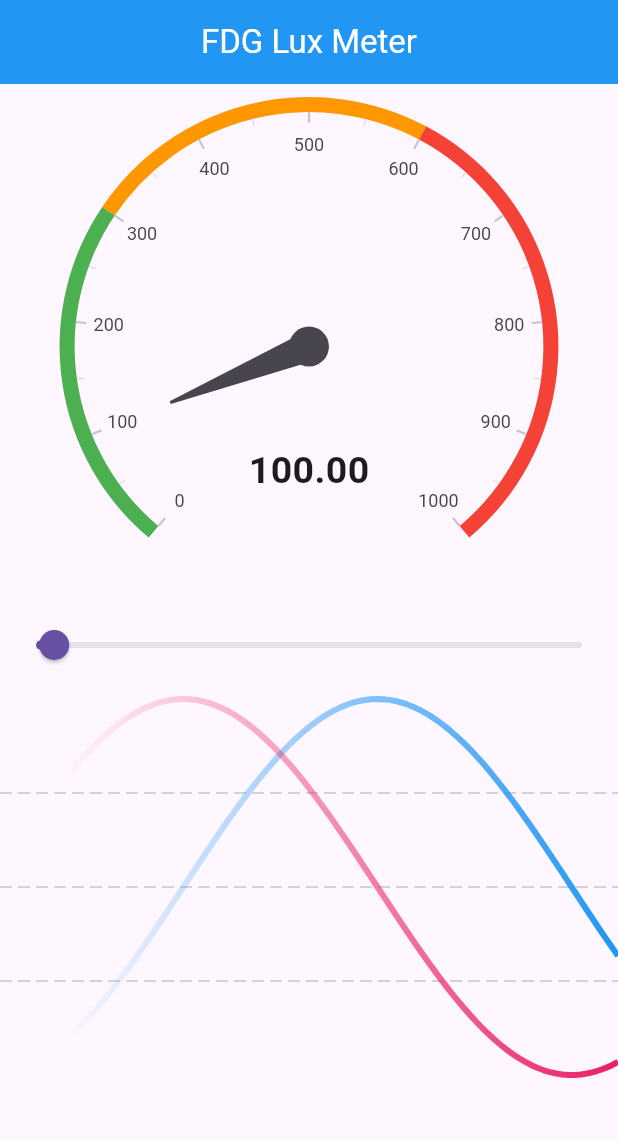
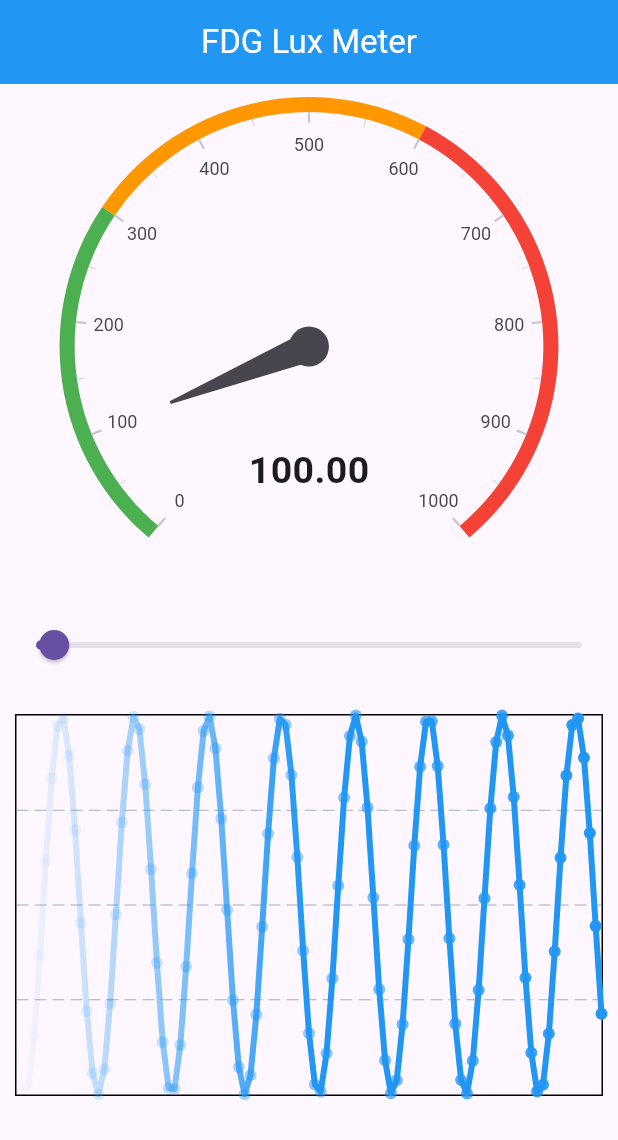
Before and after one commit to fdg2324/lux_private, a Flutter app: the screen it shows after launch, on a phone screen of 412 x 824 dp. Shown: the top 1140 px of the screen. Run offline on Flutter 3.47's test engine with Material 3 defaults, Android fonts, the phone set to English and light mode, and no system bars; drawn by our look-alikes of fl_chart, syncfusion_flutter_gauges; missing offline and left inert: light.

Commit message:
only sinus line with border, dots and no animation

```diff
--- a/lib/chart.dart
+++ b/lib/chart.dart
@@ -7,23 +7,21 @@ import 'package:flutter/material.dart';
 
 // copied from https://github.com/imaNNeo/fl_chart/blob/main/example/lib/presentation/samples/line/line_chart_sample10.dart
 
-class LineChartSample10 extends StatefulWidget {
-  const LineChartSample10({super.key});
+class LuxChart extends StatefulWidget {
+  const LuxChart({super.key});
 
   final Color sinColor = Colors.blue;
-  final Color cosColor = Colors.pink;
 
   @override
-  State<LineChartSample10> createState() => _LineChartSample10State();
+  State<LuxChart> createState() => _LuxChartState();
 }
 
-class _LineChartSample10State extends State<LineChartSample10> {
+class _LuxChartState extends State<LuxChart> {
   final limitCount = 100;
   final sinPoints = <FlSpot>[];
-  final cosPoints = <FlSpot>[];
 
   double xValue = 0;
-  double step = 0.05;
+  double step = 0.5;
 
   late Timer timer;
 
@@ -33,11 +31,9 @@ class _LineChartSample10State extends State<LineChartSample10> {
     timer = Timer.periodic(const Duration(milliseconds: 40), (timer) {
       while (sinPoints.length > limitCount) {
         sinPoints.removeAt(0);
-        cosPoints.removeAt(0);
       }
       setState(() {
         sinPoints.add(FlSpot(xValue, math.sin(xValue)));
-        cosPoints.add(FlSpot(xValue, math.cos(xValue)));
       });
       xValue += step;
     });
@@ -45,7 +41,7 @@ class _LineChartSample10State extends State<LineChartSample10> {
 
   @override
   Widget build(BuildContext context) {
-    return cosPoints.isNotEmpty
+    return sinPoints.isNotEmpty
         ? Column(
             mainAxisAlignment: MainAxisAlignment.center,
             children: [
@@ -53,8 +49,9 @@ class _LineChartSample10State extends State<LineChartSample10> {
               AspectRatio(
                 aspectRatio: 1.5,
                 child: Padding(
-                  padding: const EdgeInsets.only(bottom: 24.0),
+                  padding: const EdgeInsets.all(10.0),
                   child: LineChart(
+                    duration: Duration.zero,
                     LineChartData(
                       minY: -1,
                       maxY: 1,
@@ -66,10 +63,9 @@ class _LineChartSample10State extends State<LineChartSample10> {
                         show: true,
                         drawVerticalLine: false,
                       ),
-                      borderData: FlBorderData(show: false),
+                      borderData: FlBorderData(show: true),
                       lineBarsData: [
                         sinLine(sinPoints),
-                        cosLine(cosPoints),
                       ],
                       titlesData: const FlTitlesData(
                         show: false,
@@ -87,26 +83,12 @@ class _LineChartSample10State extends State<LineChartSample10> {
     return LineChartBarData(
       spots: points,
       dotData: const FlDotData(
-        show: false,
+        show: true,
       ),
+      //color: Colors.blue,
       gradient: LinearGradient(
         colors: [widget.sinColor.withOpacity(0), widget.sinColor],
-        stops: const [0.1, 1.0],
-      ),
-      barWidth: 4,
-      isCurved: false,
-    );
-  }
-
-  LineChartBarData cosLine(List<FlSpot> points) {
-    return LineChartBarData(
-      spots: points,
-      dotData: const FlDotData(
-        show: false,
-      ),
-      gradient: LinearGradient(
-        colors: [widget.cosColor.withOpacity(0), widget.cosColor],
-        stops: const [0.1, 1.0],
+        stops: const [0, 0.5],
       ),
       barWidth: 4,
       isCurved: false,
--- a/lib/main.dart
+++ b/lib/main.dart
@@ -83,7 +83,7 @@ class MyHomePageState extends State<MyHomePage> {
                 });
               },
             ),
-            const LineChartSample10()
+            const LuxChart()
           ],
         ));
   }
```
